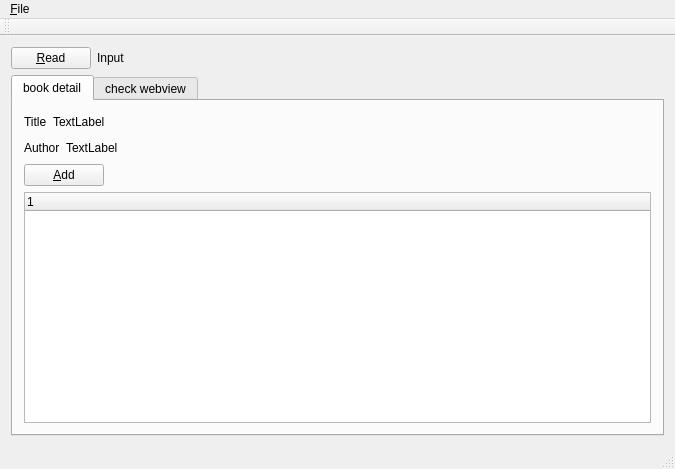
Before: the Qt Designer form mainwindow.ui in ottyajp/bookcollection_manager, drawn with Qt 5.
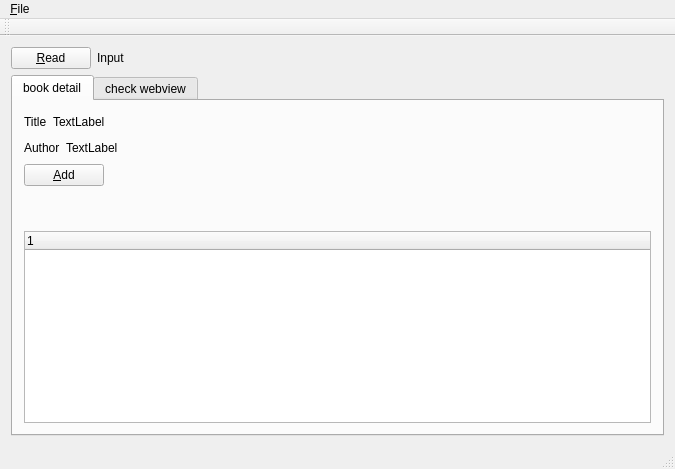
After: the same form once the commit is applied.

Commit message:
スペーサーいれてちょっと見やすい感じに
title, authorらへんの行間調整

Diff of the .ui file:
```diff
--- a/mainwindow.ui
+++ b/mainwindow.ui
@@ -146,6 +146,19 @@
               </item>
              </layout>
             </item>
+            <item>
+             <spacer name="verticalSpacer">
+              <property name="orientation">
+               <enum>Qt::Vertical</enum>
+              </property>
+              <property name="sizeHint" stdset="0">
+               <size>
+                <width>20</width>
+                <height>40</height>
+               </size>
+              </property>
+             </spacer>
+            </item>
            </layout>
           </item>
          </layout>
```
